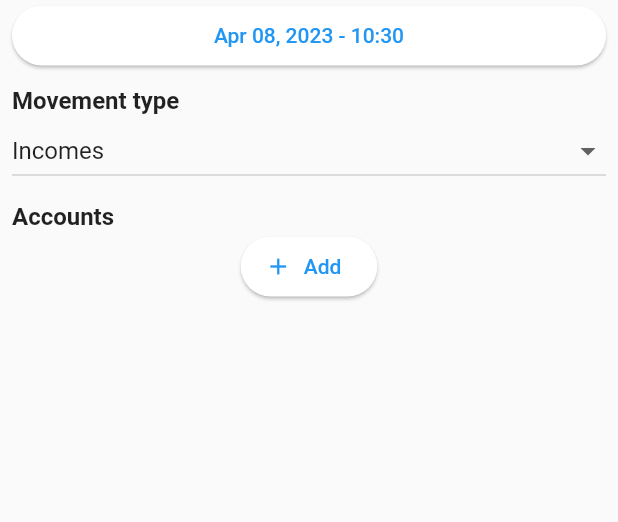
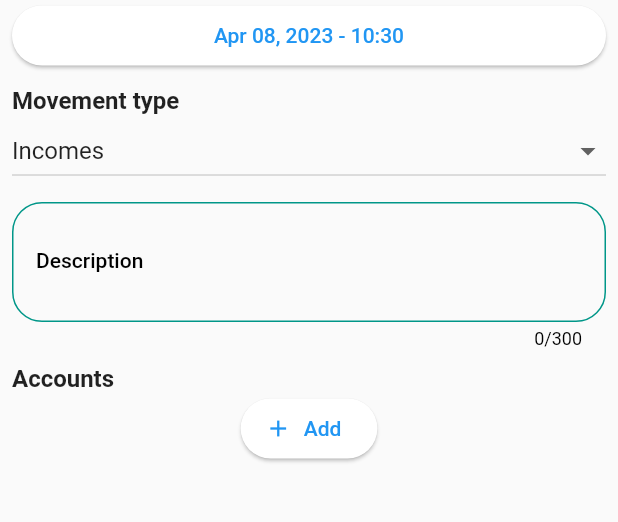
Before and after one commit to astudilloalex/flutter-simple-accounting, a Flutter app: the AccountingSeatPage screen opened directly, on a phone screen of 412 x 824 dp, the part 125-647 px from its top. Run offline on Flutter 3.47's test engine with Material 2 defaults, Android fonts, the phone set to English and light mode, and no system bars; our stand-ins replace cloud_firestore, decimal, firebase_auth, firebase_core, flutter_bloc, flutter_slidable and 3 more; missing offline and left inert: firebase_ui_auth, firebase_ui_oauth_google; accounts and stored records are empty; generated files the repository leaves out were written again.

Commit message:
Add seat complete

```diff
--- a/lib/l10n/app_en.arb
+++ b/lib/l10n/app_en.arb
@@ -13,6 +13,7 @@
     "date": "Date",
     "debit": "Debit",
     "delete": "Delete",
+    "description": "Description",
     "details": "Details",
     "edit": "Edit",
     "expenses": "Expenses",
--- a/lib/l10n/app_es.arb
+++ b/lib/l10n/app_es.arb
@@ -13,6 +13,7 @@
     "date": "Fecha",
     "debit": "Debe",
     "delete": "Borrar",
+    "description": "Descripción",
     "details": "Detalles",
     "edit": "Editar",
     "expenses": "Gastos",
--- a/lib/ui/pages/accounting_seat/accounting_seat_page.dart
+++ b/lib/ui/pages/accounting_seat/accounting_seat_page.dart
@@ -9,6 +9,7 @@ import 'package:simple_accounting/ui/pages/accounting_seat/cubits/accounting_sea
 import 'package:simple_accounting/ui/pages/accounting_seat/widgets/account_detail_tile.dart';
 import 'package:simple_accounting/ui/pages/accounting_seat/widgets/account_footer.dart';
 import 'package:simple_accounting/ui/pages/accounting_seat/widgets/add_account_detail_dialog.dart';
+import 'package:simple_accounting/ui/pages/home/cubits/home_cubit.dart';
 
 class AccountingSeatPage extends StatefulWidget {
   const AccountingSeatPage({super.key});
@@ -21,9 +22,11 @@ class _AccountingSeatPageState extends State<AccountingSeatPage> {
   final List<AccountingSeatDetail> details = [];
   DateTime date = DateTime.now();
   AccountTypeEnum type = AccountTypeEnum.incomes;
+  final TextEditingController descriptionController = TextEditingController();
 
   @override
   void dispose() {
+    descriptionController.dispose();
     super.dispose();
   }
 
@@ -50,7 +53,10 @@ class _AccountingSeatPageState extends State<AccountingSeatPage> {
                     ),
                   ),
                   ElevatedButton(
-                    onPressed: () async {
+                    onPressed:
+                        context.watch<AccountingSeatCubit>().state.loading
+                            ? null
+                            : () async {
                                 showDatePicker(
                                   context: context,
                                   initialDate: date,
@@ -112,10 +118,24 @@ class _AccountingSeatPageState extends State<AccountingSeatPage> {
                       ),
                     ],
                     value: type,
-                    onChanged: (value) {
+                    onChanged:
+                        context.watch<AccountingSeatCubit>().state.loading
+                            ? null
+                            : (value) {
                                 if (value == null) return;
                                 setState(() => type = value);
                               },
+                  ),
+                  const SizedBox(height: 10.0),
+                  // Input description.
+                  TextField(
+                    controller: descriptionController,
+                    maxLength: 300,
+                    decoration: InputDecoration(
+                      labelText: localizations.description,
+                    ),
+                    minLines: 3,
+                    maxLines: 3,
                   ),
                   const SizedBox(height: 10.0),
                   // Accounts
@@ -128,16 +148,23 @@ class _AccountingSeatPageState extends State<AccountingSeatPage> {
                   ),
                   Center(
                     child: ElevatedButton.icon(
-                      onPressed: () async {
+                      onPressed: context
+                              .watch<AccountingSeatCubit>()
+                              .state
+                              .loading
+                          ? null
+                          : () async {
                               final AccountingSeatDetail? detail =
                                   await showDialog<AccountingSeatDetail?>(
                                 context: context,
-                          builder: (context) => const AddAccountDetailDialog(),
+                                builder: (context) =>
+                                    const AddAccountDetailDialog(),
                               );
                               if (detail != null &&
                                   details.indexWhere(
                                         (element) =>
-                                      element.account.id == detail.account.id,
+                                            element.account.id ==
+                                            detail.account.id,
                                       ) ==
                                       -1) {
                                 setState(() {
@@ -146,8 +173,8 @@ class _AccountingSeatPageState extends State<AccountingSeatPage> {
                               } else if (context.mounted && detail != null) {
                                 ScaffoldMessenger.of(context).showSnackBar(
                                   SnackBar(
-                              content:
-                                  Text(localizations.accountWithSameCodeExists),
+                                    content: Text(localizations
+                                        .accountWithSameCodeExists),
                                   ),
                                 );
                               }
@@ -174,14 +201,22 @@ class _AccountingSeatPageState extends State<AccountingSeatPage> {
             if (details.isNotEmpty)
               AccountFooter(
                 details: details,
-                onSave: () {
-                  context.read<AccountingSeatCubit>().addSeat(
+                onSave: context.watch<AccountingSeatCubit>().state.loading
+                    ? null
+                    : () {
+                        context
+                            .read<AccountingSeatCubit>()
+                            .addSeat(
                               AccountingSeat(
                                 date: date,
                                 accountDetails: details,
                                 type: type,
+                                description: descriptionController.text.trim(),
                               ),
-                      );
+                            )
+                            .then((value) {
+                          context.read<HomeCubit>().changeTab(0);
+                        });
                       },
               ),
           ],
--- a/lib/ui/pages/accounting_seat/cubits/accounting_seat.dart
+++ b/lib/ui/pages/accounting_seat/cubits/accounting_seat.dart
@@ -1,3 +1,13 @@
 class AccountingSeatData {
-  const AccountingSeatData();
+  const AccountingSeatData({
+    this.loading = false,
+  });
+
+  final bool loading;
+
+  AccountingSeatData copyWith({
+    bool? loading,
+  }) {
+    return AccountingSeatData(loading: loading ?? this.loading);
+  }
 }
--- a/pubspec.yaml
+++ b/pubspec.yaml
@@ -34,6 +34,7 @@ dependencies:
   firebase_core: ^2.8.0
   firebase_ui_auth: ^1.1.17
   firebase_ui_oauth_google: ^1.0.24
+  fl_chart: ^0.61.0
   flutter:
     sdk: flutter
   flutter_bloc: ^8.1.2
```
Also changed, not shown: lib/src/accounting_seat/infrastructure/firestore_accounting_seat_repository.dart (+133 -7 lines), lib/ui/pages/accounting_seat/cubits/accounting_seat_cubit.dart (+9 -1 lines), lib/ui/pages/accounting_seat/widgets/account_footer.dart (+9 -1 lines), lib/ui/theme/app_theme_data.dart (+9 -0 lines), pubspec.lock. Lines whose indentation alone changed are shown as unchanged.
